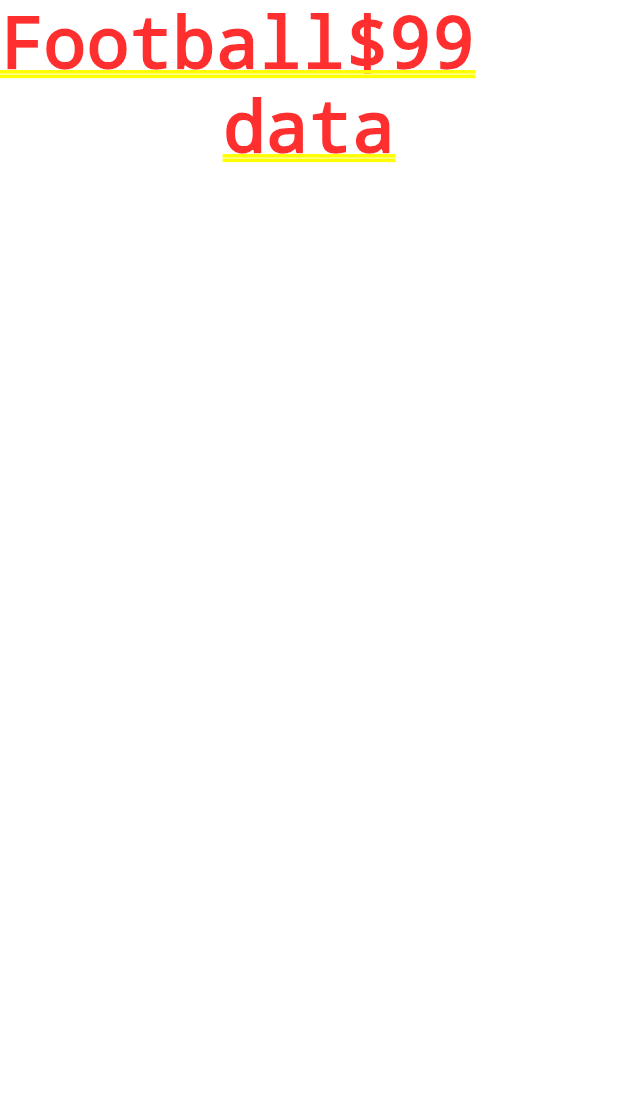
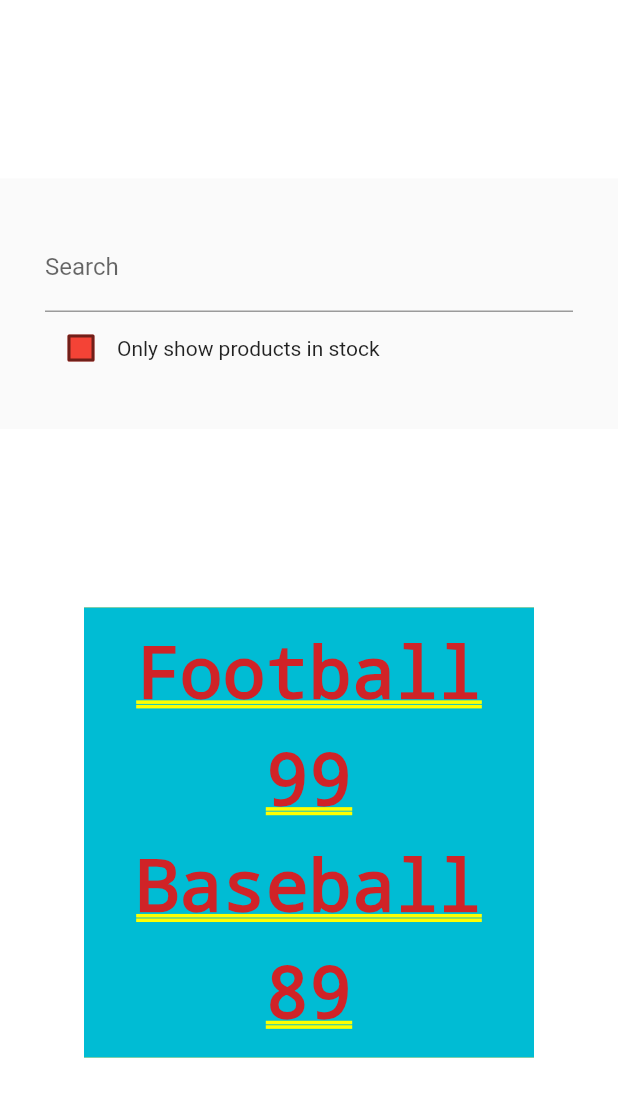
Before and after one commit to AucaCoyan/exp-flutter, a Flutter app: the screen it shows after launch, on a phone screen of 412 x 824 dp. Shown: the top 1097 px of the screen. Run offline on Flutter 3.47's test engine with Material 2 defaults, Android fonts, the phone set to English and light mode, and no system bars.

Commit message:
advanced on the shopping list

```diff
--- /dev/null
+++ b/thinking_in_react/lib/checkbox.dart
@@ -0,0 +1,38 @@
+import 'package:flutter/material.dart';
+
+class CheckboxWidget extends StatefulWidget {
+  const CheckboxWidget({Key? key}) : super(key: key);
+
+  @override
+  State<CheckboxWidget> createState() => _CheckboxWidgetState();
+}
+
+class _CheckboxWidgetState extends State<CheckboxWidget> {
+  bool isChecked = false;
+
+  @override
+  Widget build(BuildContext context) {
+    Color getColor(Set<MaterialState> states) {
+      const Set<MaterialState> interactiveStates = <MaterialState>{
+        MaterialState.pressed,
+        MaterialState.hovered,
+        MaterialState.focused,
+      };
+      if (states.any(interactiveStates.contains)) {
+        return Colors.blue;
+      }
+      return Colors.red;
+    }
+
+    return Checkbox(
+      checkColor: Colors.white,
+      fillColor: MaterialStateProperty.resolveWith(getColor),
+      value: isChecked,
+      onChanged: (bool? value) {
+        setState(() {
+          isChecked = value!;
+        });
+      },
+    );
+  }
+}
--- a/thinking_in_react/lib/main.dart
+++ b/thinking_in_react/lib/main.dart
@@ -1,4 +1,5 @@
 import 'package:flutter/material.dart';
+import 'checkbox.dart' as checkbox;
 
 void main() => {runApp(const MyApp())};
 
@@ -7,9 +8,7 @@ class MyApp extends StatelessWidget {
 
   @override
   Widget build(BuildContext context) {
-    return const MaterialApp(
-      home: FilterableProductTable(),
-    );
+    return const MaterialApp(home: FilterableProductTable());
   }
 }
 
@@ -19,6 +18,7 @@ class FilterableProductTable extends StatelessWidget {
   @override
   Widget build(BuildContext context) {
     return Column(
+      mainAxisAlignment: MainAxisAlignment.spaceEvenly,
       children: const [
         SearchBar(),
         ProductTable(),
@@ -32,7 +32,19 @@ class SearchBar extends StatelessWidget {
 
   @override
   Widget build(BuildContext context) {
-    return const MaterialApp();
+    return Material(
+        child: Padding(
+      padding: const EdgeInsets.all(30.0),
+      child: Column(children: [
+        const TextField(decoration: InputDecoration(labelText: 'Search')),
+        Row(
+          children: const [
+            checkbox.CheckboxWidget(),
+            Text('Only show products in stock'),
+          ],
+        )
+      ]),
+    ));
   }
 }
 
@@ -54,9 +66,11 @@ class ProductCategoryRow extends StatelessWidget {
 
   @override
   Widget build(BuildContext context) {
-    return Column(
-      children: const [ProductRow(), Text('data')],
-    );
+    return Container(
+        decoration: const BoxDecoration(color: Colors.amber),
+        child: Column(
+          children: const [ProductRow()],
+        ));
   }
 }
 
@@ -65,10 +79,20 @@ class ProductRow extends StatelessWidget {
 
   @override
   Widget build(BuildContext context) {
-    return Center(
-      child: Row(
-        children: const [Text('Football'), Text('\$99')],
-      ),
-    );
+    return Container(
+        decoration: const BoxDecoration(color: Colors.cyan),
+        child: SizedBox(
+          width: 300,
+          height: 300,
+          child: Column(
+            mainAxisAlignment: MainAxisAlignment.spaceEvenly,
+            children: const [
+              Text('Football'),
+              Text('99'),
+              Text('Baseball'),
+              Text('89')
+            ],
+          ),
+        ));
   }
 }
```
